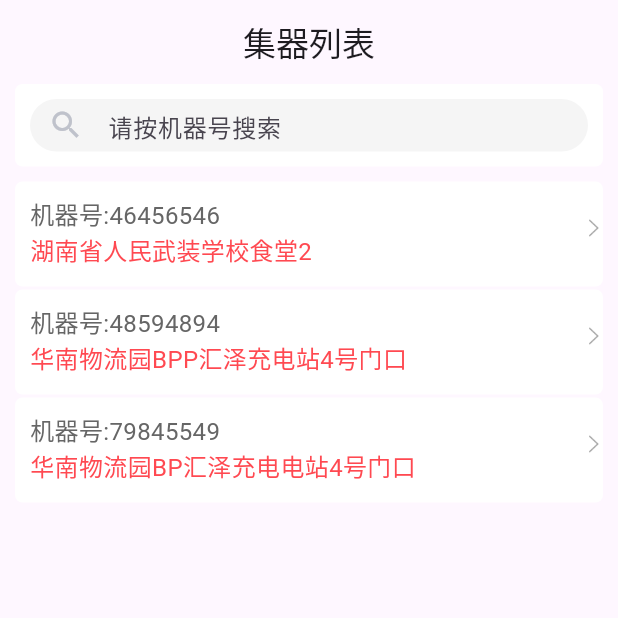
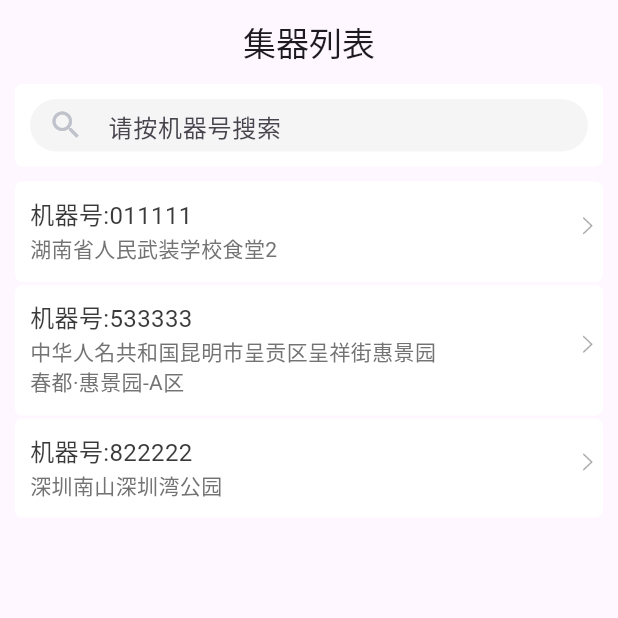
Before and after one commit to hxj1062/myFlutter, a Flutter app: the screen it shows after launch, on a phone screen of 412 x 824 dp, the top half of it. Run offline on Flutter 3.47's test engine with Material 3 defaults, Android fonts, the phone set to English and light mode, and no system bars; our stand-ins replace convex_bottom_bar, fluttertoast, image_picker.

Commit message:
机器列表页完善

```diff
--- a/lib/style/color_style.dart
+++ b/lib/style/color_style.dart
@@ -17,7 +17,9 @@ class ColorsStyle {
   static const Color c_FFBFC2CB = Color(0xFFBFC2CB);
   static const Color c_3090FF = Color(0XFF3090FF);
   static const Color c_666666 = Color(0XFF666666);
+  static const Color c_3A3A3A = Color(0XFF3A3A3A);
   static const Color c_FF4951 = Color(0XFFFF4951);
+  static const Color c_737373 = Color(0XFF737373);
 
   static MaterialColor materialColor(Color color) {
     List strengths = <double>[.05];
--- a/lib/views/privacy_machine_page.dart
+++ b/lib/views/privacy_machine_page.dart
@@ -2,6 +2,7 @@ import 'package:flutter/cupertino.dart';
 import 'package:flutter/material.dart';
 
 import '../style/color_style.dart';
+import '../utils/common_utils.dart';
 
 class PrivacyMachinePageApp extends StatefulWidget {
   const PrivacyMachinePageApp({Key? key}) : super(key: key);
@@ -12,15 +13,17 @@ class PrivacyMachinePageApp extends StatefulWidget {
 
 class _PrivacyMachinePageAppState extends State<PrivacyMachinePageApp> {
   TextEditingController _editController = TextEditingController();
-  List<Product> productList = [
-    Product("46456546", "湖南省人民武装学校食堂2"),
-    Product("48594894", "华南物流园BPP汇泽充电站4号门口"),
-    Product("79845549", "华南物流园BP汇泽充电电站4号门口"),
+
+  List<MachineBean> list01 = [
+    MachineBean("011111", "湖南省人民武装学校食堂2"),
+    MachineBean("533333", "中华人名共和国昆明市呈贡区呈祥街惠景园春都·惠景园-A区"),
+    MachineBean("822222", "深圳南山深圳湾公园"),
   ];
-  List<Product> productList2 = [
-    Product("46456546", "湖南省人民武装学校食堂2"),
-    Product("48594894", "华南物流园BP汇泽充电站4号门口"),
-    Product("79845549", "华南物流园BP汇泽充电站4号门口"),
+
+  List<MachineBean> list02 = [
+    MachineBean("011111", "湖南省人民武装学校食堂2"),
+    MachineBean("533333", "中华人名共和国昆明市呈贡区呈祥街惠景园春都"),
+    MachineBean("822222", "深圳南山深圳湾公园"),
   ];
 
   @override
@@ -69,16 +72,16 @@ class _PrivacyMachinePageAppState extends State<PrivacyMachinePageApp> {
                   onChanged: (value) {
                     setState(() {
                       if (value.isEmpty) {
-                        productList = productList2;
+                        list01 = list02;
                       } else {
-                        var list = <Product>[];
-                        for (var bean in productList2) {
+                        var list = <MachineBean>[];
+                        for (var bean in list02) {
                           if (bean.machineId!.contains(value) ||
                               value.contains(bean.machineId.toString())) {
                             list.add(bean);
                           }
                         }
-                        productList = list;
+                        list01 = list;
                       }
                     });
                   },
@@ -91,16 +94,16 @@ class _PrivacyMachinePageAppState extends State<PrivacyMachinePageApp> {
         ),
         Expanded(
             child: ListView.builder(
-          itemCount: productList.length,
+          itemCount: list01.length,
           itemBuilder: (BuildContext context, int index) {
-            return _listItem(productList[index]);
+            return _listItem(list01[index]);
           },
         )),
       ],
     );
   }
 
-  Widget _listItem(Product data) {
+  Widget _listItem(MachineBean data) {
     return GestureDetector(
       child: Container(
         margin: EdgeInsets.only(left: 10.0, right: 10.0, bottom: 2.0),
@@ -113,6 +116,7 @@ class _PrivacyMachinePageAppState extends State<PrivacyMachinePageApp> {
               mainAxisAlignment: MainAxisAlignment.spaceBetween,
               children: [
                 Container(
+                    width: 280,
                     margin: EdgeInsets.only(
                         left: 10.0, bottom: 12.0, top: 10.0, right: 18.0),
                     child: Column(
@@ -121,18 +125,14 @@ class _PrivacyMachinePageAppState extends State<PrivacyMachinePageApp> {
                           Text(
                             "机器号:${data.machineId}",
                             style: TextStyle(
-                                color: ColorsStyle.c_666666, fontSize: 16.0),
+                                color: ColorsStyle.c_3A3A3A, fontSize: 16.0),
                           ),
                           Text("${data.machineAddress}",
                               style: TextStyle(
-                                  color: ColorsStyle.c_FF4951, fontSize: 16.0))
+                                  color: ColorsStyle.c_737373, fontSize: 14.0))
                         ])),
                 Container(
-                  margin: EdgeInsets.only(
-                    left: 10.0,
-                    bottom: 10.0,
-                    top: 2.0,
-                  ),
+                  margin: EdgeInsets.only(bottom: 10.0, top: 2.0, right: 4.0),
                   child: Image(
                     image: AssetImage("assets/images/arrow_right.png"),
                     width: 12,
@@ -145,15 +145,17 @@ class _PrivacyMachinePageAppState extends State<PrivacyMachinePageApp> {
         ),
       ),
       onTap: () {
-        setState(() {});
+        setState(() {
+          showToast("选中了${data.machineId}");
+        });
       },
     );
   }
 }
 
-class Product {
+class MachineBean {
   late String machineId;
   late String machineAddress;
 
-  Product(this.machineId, this.machineAddress);
+  MachineBean(this.machineId, this.machineAddress);
 }
```
